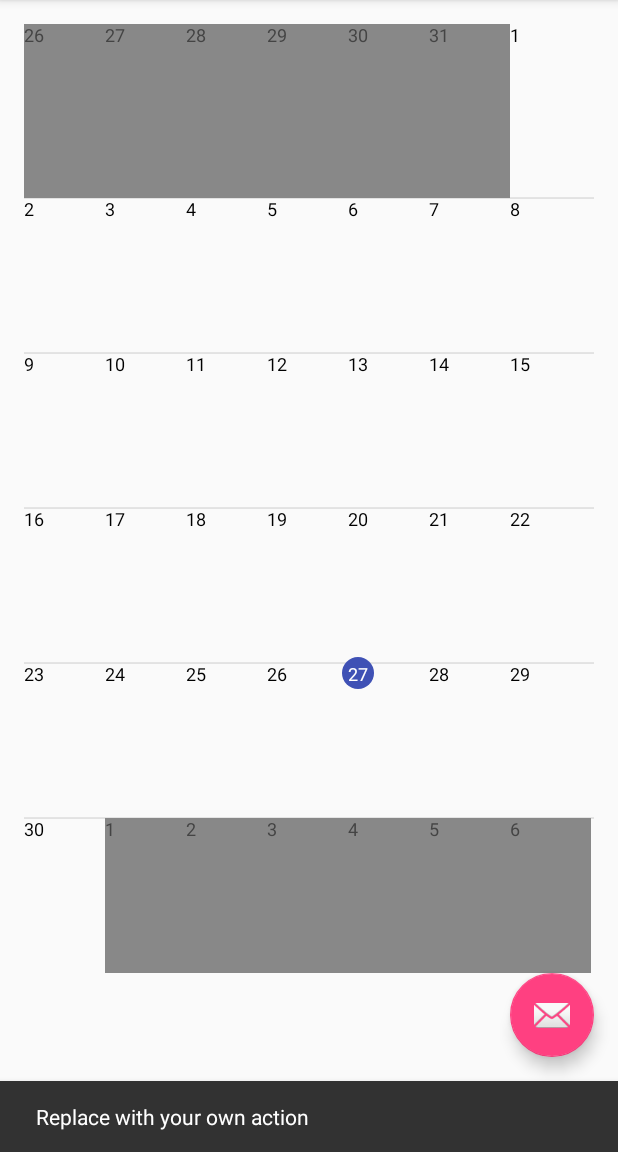
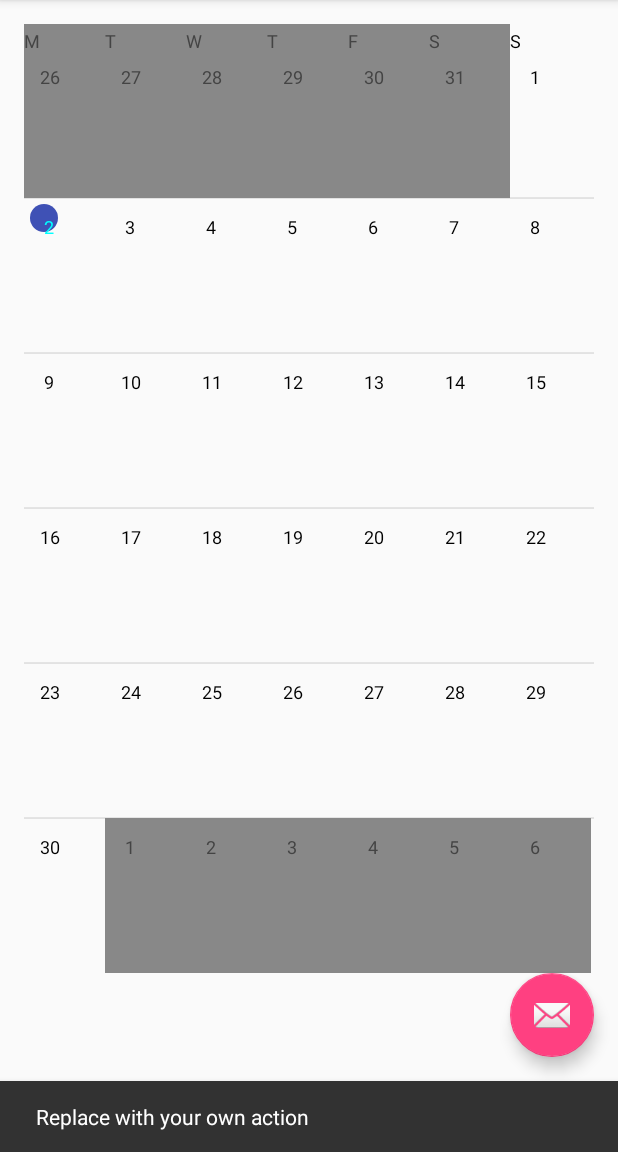
Before and after one commit to sickmartian/CalendarView, an Android app: the screen it shows after launch (MainActivity), after a tap on an icon or button, on a phone screen of 412 x 824 dp, the part 84-1236 px from its top. Run offline under Robolectric (Android 15) with nearby library versions, the phone set to English and light mode, and no system bars.

Commit message:
Working on decoration. WIP

```diff
--- a/app/src/main/java/com/sickmartian/calendarview/CalendarView.java
+++ b/app/src/main/java/com/sickmartian/calendarview/CalendarView.java
@@ -29,6 +29,7 @@ public class CalendarView extends ViewGroup {
     final Paint mInactiveBackgroundColor;
     final Drawable mSelectedDayDrawable;
     final float mDecorationPadding;
+    final float mBetweenSiblingsPadding;
     RectF[] mDayCells = new RectF[DAYS_IN_GRID];
     String[] mDayNumbers = new String[DAYS_IN_GRID];
     float mTextSize;
@@ -40,6 +41,8 @@ public class CalendarView extends ViewGroup {
     private Rect mReusableTextBound = new Rect();
     private Paint mCurrentDayTextColor;
     private String[] mWeekDays;
+    private int mSingleLetterWidth;
+    private int mSingleLetterHeight;
 
     @IntDef({SUNDAY_SHIFT, SATURDAY_SHIFT, MONDAY_SHIFT})
     public @interface PossibleWeekShift {}
@@ -66,7 +69,7 @@ public class CalendarView extends ViewGroup {
                     getResources().getDimension(R.dimen.calendar_view_default_text_size));
 
             mCurrentDayTextColor = new Paint(Paint.ANTI_ALIAS_FLAG);
-            mCurrentDayTextColor.setColor(a.getColor(R.styleable.CalendarView_currentDayTextColor, Color.WHITE));
+            mCurrentDayTextColor.setColor(a.getColor(R.styleable.CalendarView_currentDayTextColor, Color.CYAN));
             mCurrentDayTextColor.setTextSize(mTextSize);
 
             mActiveTextColor = new Paint(Paint.ANTI_ALIAS_FLAG);
@@ -88,12 +91,19 @@ public class CalendarView extends ViewGroup {
             mSelectedDayDrawable = a.getDrawable(R.styleable.CalendarView_currentDayDecorationDrawable);
 
             mDecorationPadding = a.getDimension(R.styleable.CalendarView_currentDayDecorationPadding, sp4);
+            mBetweenSiblingsPadding = sp4;
+
+            mActiveTextColor.getTextBounds("W", 0, 1, mReusableTextBound);
+            mSingleLetterWidth = mReusableTextBound.width();
+            mSingleLetterHeight = mReusableTextBound.height();
         } finally {
             a.recycle();
         }
 
         setDate(11, 2015);
-        setSelectedDate(Calendar.getInstance());
+        Calendar selectedDate = Calendar.getInstance();
+        selectedDate.set(Calendar.DATE, 2);
+        setSelectedDate(selectedDate);
         setupWeekDays();
 
         setWillNotDraw(false);
@@ -159,8 +169,7 @@ public class CalendarView extends ViewGroup {
         mBounds = new RectF(0, 0, w - getPaddingLeft() - getPaddingRight(),
                 h - getPaddingBottom() - getPaddingTop());
 
-        mActiveTextColor.getTextBounds("W", 0, 1, mReusableTextBound);
-        int firstRowExtraHeight = (int) (mReusableTextBound.height() + mDecorationPadding);
+        int firstRowExtraHeight = (int) (mSingleLetterHeight + mBetweenSiblingsPadding);
 
         int COLS = 7;
         int ROWS = 6;
@@ -221,28 +230,47 @@ public class CalendarView extends ViewGroup {
             if (i >= mFirstCellOfMonth && i <= lastCellOfMonth) {
                 int day =  i - mFirstCellOfMonth + 1;
                 if (mSelectedDay == day && mSelectedDayDrawable != null) {
-                    mCurrentDayTextColor.getTextBounds(mDayNumbers[i], 0, mDayNumbers[i].length(), mReusableTextBound);
-                    int maxWH = Math.max(mReusableTextBound.width(), mReusableTextBound.height());
-                    mSelectedDayDrawable.setBounds((int) ( mDayCells[i].left - mDecorationPadding ),
-                            (int) ( mDayCells[i].top - mDecorationPadding ),
-                            (int) ( mDayCells[i].left + maxWH + mDecorationPadding ),
-                            (int) (mDayCells[i].top + maxWH + mDecorationPadding));
+
+                    int maxWH = Math.max(mSingleLetterWidth, mSingleLetterHeight);
+                    int l = (int) (mDayCells[i].left + mBetweenSiblingsPadding);
+                    int r = (int) (l + maxWH + mDecorationPadding);
+                    int t = (int) (mDayCells[i].top + mBetweenSiblingsPadding);
+                    int b = (int) (t + maxWH + mDecorationPadding);
+                    mSelectedDayDrawable.setBounds(l, t, r, b);
                     mSelectedDayDrawable.draw(canvas);
 
-                    canvas.drawText(mDayNumbers[i],
-                            mDayCells[i].left, mDayCells[i].top + mTextSize, mCurrentDayTextColor);
+                    drawDayTextsInCell(canvas, i, mCurrentDayTextColor);
                 } else {
-                    canvas.drawText(mDayNumbers[i],
-                            mDayCells[i].left, mDayCells[i].top + mTextSize, mActiveTextColor);
+                    drawDayTextsInCell(canvas, i, mActiveTextColor);
                 }
 
                 // Cell not in month
             } else {
                 canvas.drawRect(mDayCells[i], mInactiveBackgroundColor);
-                canvas.drawText(mDayNumbers[i],
-                        mDayCells[i].left, mDayCells[i].top + mTextSize, mInactiveTextColor);
+                drawDayTextsInCell(canvas, i, mInactiveTextColor);
             }
         }
+    }
+
+    private void drawDayTextsInCell(Canvas canvas,
+                                    int cellNumber,
+                                    Paint mCurrentDayTextColor) {
+        float topOffset = mTextSize + mBetweenSiblingsPadding;
+        if (cellNumber < 7) {
+            canvas.drawText(mWeekDays[cellNumber],
+                    mDayCells[cellNumber].left,
+                    mDayCells[cellNumber].top + topOffset,
+                    mCurrentDayTextColor);
+            topOffset += mTextSize + mBetweenSiblingsPadding;
+        }
+        float leftExtra = mSingleLetterWidth / 2;
+        if (mDayNumbers[cellNumber].length() == 2) {
+            leftExtra /= 2;
+        }
+        canvas.drawText(mDayNumbers[cellNumber],
+                mDayCells[cellNumber].left + mBetweenSiblingsPadding + mDecorationPadding / 2 + leftExtra,
+                mDayCells[cellNumber].top + mBetweenSiblingsPadding + mDecorationPadding / 2 + topOffset,
+                mCurrentDayTextColor);
     }
 
     public static Calendar getUTCCalendar() {
--- a/app/src/main/res/drawable/current_day_drawable.xml
+++ b/app/src/main/res/drawable/current_day_drawable.xml
@@ -3,8 +3,4 @@
        android:shape="oval">
     <solid
         android:color="?attr/colorPrimary" />
-    <padding android:left="1dp"
-             android:top="1dp"
-             android:right="1dp"
-             android:bottom="1dp" />
 </shape>
--- a/app/src/main/res/layout/content_main.xml
+++ b/app/src/main/res/layout/content_main.xml
@@ -16,6 +16,7 @@
     <com.sickmartian.calendarview.CalendarView
         xmlns:calendar_view="http://schemas.android.com/apk/res/com.sickmartian.calendarview"
         calendar_view:currentDayDecorationDrawable="@drawable/current_day_drawable"
+        app:currentDayDecorationPadding="8dp"
         app:textSize="12sp"
         android:layout_width="match_parent"
         android:layout_height="match_parent"
```
